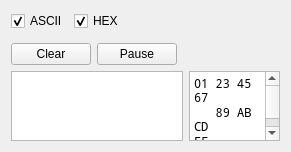
Above: ComDataForm.ui from Gikon3/ComTerm before the change. Below: the same form after it.
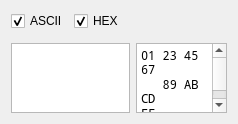
That is the form after the change.

Commit message: move button clear and pause

Patch:
```diff
--- a/ComDataForm.ui
+++ b/ComDataForm.ui
@@ -6,68 +6,15 @@
    <rect>
     <x>0</x>
     <y>0</y>
-    <width>287</width>
-    <height>146</height>
+    <width>224</width>
+    <height>117</height>
    </rect>
   </property>
   <property name="windowTitle">
    <string>Form</string>
   </property>
   <layout class="QGridLayout" name="gridLayout">
-   <item row="0" column="0">
-    <widget class="QCheckBox" name="asciiCheckBox">
-     <property name="text">
-      <string>ASCII</string>
-     </property>
-     <property name="checked">
-      <bool>true</bool>
-     </property>
-    </widget>
-   </item>
-   <item row="0" column="3" rowspan="2" colspan="2">
-    <spacer name="horizontalSpacer">
-     <property name="orientation">
-      <enum>Qt::Horizontal</enum>
-     </property>
-     <property name="sizeHint" stdset="0">
-      <size>
-       <width>40</width>
-       <height>20</height>
-      </size>
-     </property>
-    </spacer>
-   </item>
-   <item row="1" column="4" rowspan="2">
-    <spacer name="horizontalSpacer_2">
-     <property name="orientation">
-      <enum>Qt::Horizontal</enum>
-     </property>
-     <property name="sizeHint" stdset="0">
-      <size>
-       <width>1</width>
-       <height>20</height>
-      </size>
-     </property>
-    </spacer>
-   </item>
-   <item row="2" column="0" colspan="2">
-    <widget class="QPushButton" name="clearButton">
-     <property name="text">
-      <string>Clear</string>
-     </property>
-    </widget>
-   </item>
-   <item row="2" column="2" colspan="2">
-    <widget class="QPushButton" name="pauseButton">
-     <property name="text">
-      <string>Pause</string>
-     </property>
-     <property name="checkable">
-      <bool>true</bool>
-     </property>
-    </widget>
-   </item>
-   <item row="3" column="5">
+   <item row="2" column="5">
     <widget class="QPlainTextEdit" name="hexText">
      <property name="minimumSize">
       <size>
@@ -98,7 +45,7 @@
      </property>
     </widget>
    </item>
-   <item row="3" column="0" colspan="5">
+   <item row="2" column="0" colspan="5">
     <widget class="QPlainTextEdit" name="asciiText">
      <property name="readOnly">
       <bool>true</bool>
@@ -115,6 +62,29 @@
      </property>
     </widget>
    </item>
+   <item row="0" column="0">
+    <widget class="QCheckBox" name="asciiCheckBox">
+     <property name="text">
+      <string>ASCII</string>
+     </property>
+     <property name="checked">
+      <bool>true</bool>
+     </property>
+    </widget>
+   </item>
+   <item row="0" column="3" rowspan="2" colspan="2">
+    <spacer name="horizontalSpacer">
+     <property name="orientation">
+      <enum>Qt::Horizontal</enum>
+     </property>
+     <property name="sizeHint" stdset="0">
+      <size>
+       <width>0</width>
+       <height>20</height>
+      </size>
+     </property>
+    </spacer>
+   </item>
   </layout>
  </widget>
  <resources/>
```
The commit also changes 1 other file.
